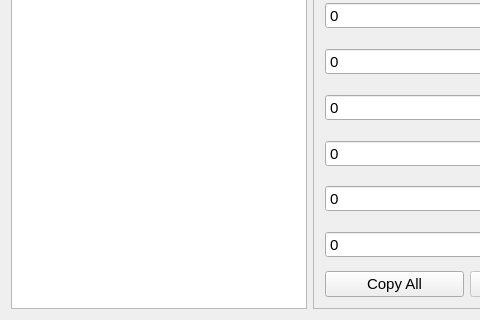
Qt form MHGUQuestEditor/Widgets/EmSetListEditor/EmSetListEditor.ui (Fexty12573/MHGUQuestEditor) before a commit; both pictures show x 0 to 480 and y 417 to 737 of the 916 by 737 pixel window.
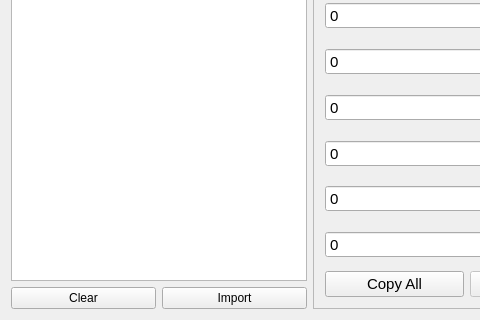
The same form after that commit.

```diff
--- a/MHGUQuestEditor/Widgets/EmSetListEditor/EmSetListEditor.ui
+++ b/MHGUQuestEditor/Widgets/EmSetListEditor/EmSetListEditor.ui
@@ -15,7 +15,7 @@
   </property>
   <layout class="QHBoxLayout" name="horizontalLayout" stretch="1,2">
    <item>
-    <layout class="QVBoxLayout" name="verticalLayout" stretch="0,1">
+    <layout class="QVBoxLayout" name="verticalLayout" stretch="0,1,0">
      <item>
       <widget class="QLabel" name="label">
        <property name="font">
@@ -57,6 +57,24 @@
        </column>
       </widget>
      </item>
+     <item>
+      <layout class="QHBoxLayout" name="horizontalLayout_3">
+       <item>
+        <widget class="QPushButton" name="buttonClearAll">
+         <property name="text">
+          <string>Clear</string>
+         </property>
+        </widget>
+       </item>
+       <item>
+        <widget class="QPushButton" name="buttonImportFromFile">
+         <property name="text">
+          <string>Import</string>
+         </property>
+        </widget>
+       </item>
+      </layout>
+     </item>
     </layout>
    </item>
    <item>
```
